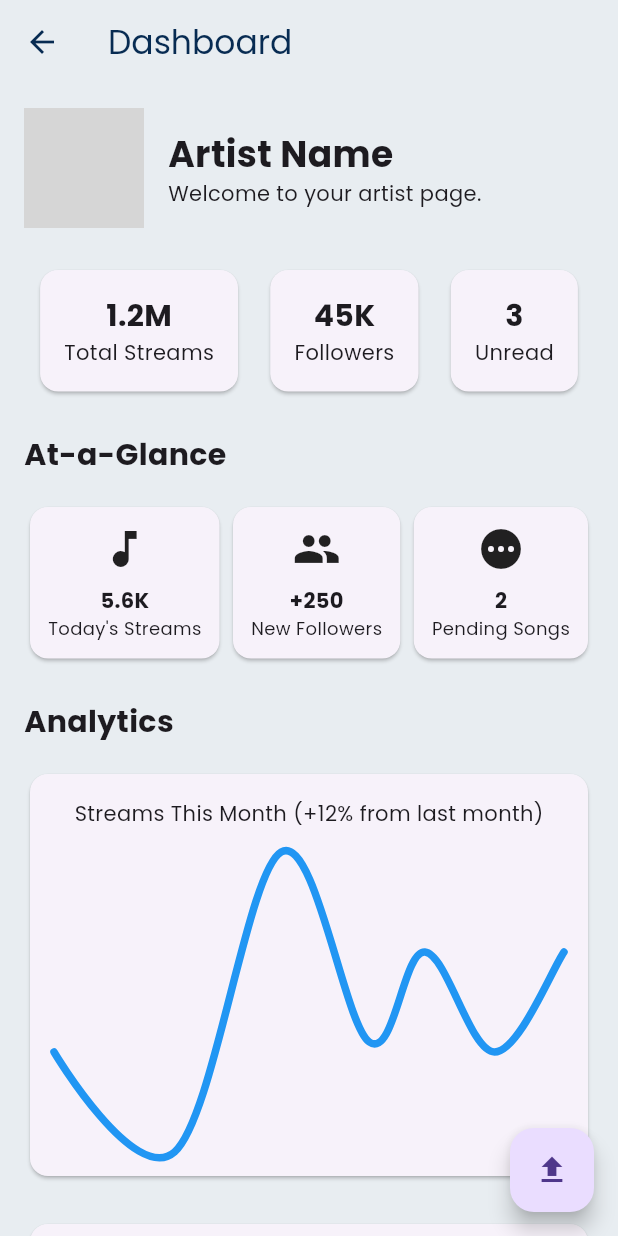
After one commit to NguyenTrungHieu1534/DACN_Flutter, a Flutter app: the ArtistDashboardScreen screen opened directly, on a phone screen of 412 x 824 dp. The commit adds this screen. Run offline on Flutter 3.47's test engine with Material 3 defaults, Android fonts, the phone set to English and light mode, and no system bars; drawn by our look-alikes of fl_chart; our stand-ins replace audio_service, connectivity_plus, firebase_core, firebase_messaging, google_fonts, image_picker and 10 more; missing offline and left inert: audio_session; accounts and stored records are empty; network calls fail; grey boxes are pictures that could not be loaded.

Commit message:
Add artist dashboard screen and enhance socket event handling

```diff
--- /dev/null
+++ b/DACN/lib/screens/dashboard_artist_screen.dart
@@ -0,0 +1,283 @@
+import 'package:flutter/material.dart';
+import 'package:fl_chart/fl_chart.dart';
+
+class ArtistDashboardScreen extends StatelessWidget {
+  const ArtistDashboardScreen({super.key});
+
+  @override
+  Widget build(BuildContext context) {
+    return Scaffold(
+      appBar: AppBar(
+        title: const Text('Dashboard'),
+      ),
+      body: SingleChildScrollView(
+        padding: const EdgeInsets.all(16.0),
+        child: Column(
+          crossAxisAlignment: CrossAxisAlignment.start,
+          children: [
+            _buildArtistHeader(),
+            const SizedBox(height: 24),
+            _buildQuickStats(),
+            const SizedBox(height: 24),
+            _buildKpiSection(),
+            const SizedBox(height: 24),
+            _buildChartsAndAnalysis(),
+            const SizedBox(height: 24),
+            _buildContentManagement(),
+          ],
+        ),
+      ),
+      floatingActionButton: FloatingActionButton(
+        onPressed: () {
+        },
+        child: const Icon(Icons.upload),
+      ),
+    );
+  }
+
+  Widget _buildArtistHeader() {
+    return const Row(
+      children: [
+        CircleAvatar(
+          radius: 40,
+          backgroundImage: NetworkImage('https://via.placeholder.com/150'),
+        ),
+        SizedBox(width: 16),
+        Column(
+          crossAxisAlignment: CrossAxisAlignment.start,
+          children: [
+            Text(
+              'Artist Name',
+              style: TextStyle(fontSize: 24, fontWeight: FontWeight.bold),
+            ),
+            Text('Welcome to your artist page.'),
+          ],
+        ),
+      ],
+    );
+  }
+
+  Widget _buildQuickStats() {
+    return const Row(
+      mainAxisAlignment: MainAxisAlignment.spaceAround,
+      children: [
+        _StatCard(label: 'Total Streams', value: '1.2M'),
+        _StatCard(label: 'Followers', value: '45K'),
+        _StatCard(label: 'Unread', value: '3'),
+      ],
+    );
+  }
+
+  Widget _buildKpiSection() {
+    return const Column(
+      crossAxisAlignment: CrossAxisAlignment.start,
+      children: [
+        Text('At-a-Glance', style: TextStyle(fontSize: 20, fontWeight: FontWeight.bold)),
+        SizedBox(height: 16),
+        Row(
+          mainAxisAlignment: MainAxisAlignment.spaceBetween,
+          children: [
+            _KpiCard(icon: Icons.music_note, label: "Today's Streams", value: '5.6K'),
+            _KpiCard(icon: Icons.people, label: 'New Followers', value: '+250'),
+            _KpiCard(icon: Icons.pending, label: 'Pending Songs', value: '2'),
+          ],
+        ),
+      ],
+    );
+  }
+
+  Widget _buildChartsAndAnalysis() {
+    return Column(
+      crossAxisAlignment: CrossAxisAlignment.start,
+      children: [
+        const Text('Analytics', style: TextStyle(fontSize: 20, fontWeight: FontWeight.bold)),
+        const SizedBox(height: 16),
+        _buildLineChart(),
+        const SizedBox(height: 24),
+        _buildTopSongs(),
+        const SizedBox(height: 24),
+        _buildGeoDistribution(),
+      ],
+    );
+  }
+
+  Widget _buildLineChart() {
+    return Card(
+      child: Padding(
+        padding: const EdgeInsets.all(16.0),
+        child: Column(
+          children: [
+            const Text('Streams This Month (+12% from last month)'),
+            const SizedBox(height: 16),
+            SizedBox(
+              height: 200,
+              child: LineChart(
+                LineChartData(
+                  gridData: const FlGridData(show: false),
+                  titlesData: const FlTitlesData(show: false),
+                  borderData: FlBorderData(show: false),
+                  lineBarsData: [
+                    LineChartBarData(
+                      spots: const [
+                        FlSpot(0, 3),
+                        FlSpot(2.6, 2),
+                        FlSpot(4.9, 5),
+                        FlSpot(6.8, 3.1),
+                        FlSpot(8, 4),
+                        FlSpot(9.5, 3),
+                        FlSpot(11, 4),
+                      ],
+                      isCurved: true,
+                      color: Colors.blue,
+                      barWidth: 5,
+                      isStrokeCapRound: true,
+                      dotData: const FlDotData(show: false),
+                      belowBarData: BarAreaData(show: false),
+                    ),
+                  ],
+                ),
+              ),
+            ),
+          ],
+        ),
+      ),
+    );
+  }
+
+  Widget _buildTopSongs() {
+    return Card(
+      child: Padding(
+        padding: const EdgeInsets.all(16.0),
+        child: Column(
+          crossAxisAlignment: CrossAxisAlignment.start,
+          children: [
+            const Text('Top 5 Songs'),
+            const SizedBox(height: 8),
+            ...List.generate(5, (index) => _SongListItem(index: index)),
+          ],
+        ),
+      ),
+    );
+  }
+
+  Widget _buildGeoDistribution() {
+    return const Card(
+      child: Padding(
+        padding: EdgeInsets.all(16.0),
+        child: Column(
+          children: [
+            Text('Listeners by Region'),
+            SizedBox(height: 16),
+            // Placeholder for map or pie chart
+            Icon(Icons.map, size: 100, color: Colors.grey),
+          ],
+        ),
+      ),
+    );
+  }
+
+  Widget _buildContentManagement() {
+    return Column(
+      crossAxisAlignment: CrossAxisAlignment.start,
+      children: [
+        const Text('Content Management', style: TextStyle(fontSize: 20, fontWeight: FontWeight.bold)),
+        const SizedBox(height: 16),
+        Card(
+          child: Column(
+            children: [
+              const Padding(
+                padding: EdgeInsets.all(8.0),
+                child: TextField(
+                  decoration: InputDecoration(
+                    hintText: 'Search songs...',
+                    prefixIcon: Icon(Icons.search),
+                    border: OutlineInputBorder(),
+                  ),
+                ),
+              ),
+              ...List.generate(3, (index) => _UploadedSongItem(index: index)),
+            ],
+          ),
+        ),
+      ],
+    );
+  }
+}
+
+class _StatCard extends StatelessWidget {
+  final String label;
+  final String value;
+
+  const _StatCard({required this.label, required this.value});
+
+  @override
+  Widget build(BuildContext context) {
+    return Card(
+      child: Padding(
+        padding: const EdgeInsets.all(16.0),
+        child: Column(
+          children: [
+            Text(value, style: const TextStyle(fontSize: 20, fontWeight: FontWeight.bold)),
+            Text(label),
+          ],
+        ),
+      ),
+    );
+  }
+}
+
+class _KpiCard extends StatelessWidget {
+  final IconData icon;
+  final String label;
+  final String value;
+
+  const _KpiCard({required this.icon, required this.label, required this.value});
+
+  @override
+  Widget build(BuildContext context) {
+    return Card(
+      child: Padding(
+        padding: const EdgeInsets.all(12.0),
+        child: Column(
+          children: [
+            Icon(icon, size: 32),
+            const SizedBox(height: 8),
+            Text(value, style: const TextStyle(fontWeight: FontWeight.bold)),
+            Text(label, style: const TextStyle(fontSize: 12)),
+          ],
+        ),
+      ),
+    );
+  }
+}
+
+class _SongListItem extends StatelessWidget {
+  final int index;
+
+  const _SongListItem({required this.index});
+
+  @override
+  Widget build(BuildContext context) {
+    return ListTile(
+      leading: const Icon(Icons.music_video),
+      title: Text('Song Title ${index + 1}'),
+      trailing: Text('${100 - index * 10}K plays'),
+    );
+  }
+}
+
+class _UploadedSongItem extends StatelessWidget {
+  final int index;
+  final statuses = ['Published', 'Pending', 'Rejected'];
+
+  _UploadedSongItem({required this.index});
+
+  @override
+  Widget build(BuildContext context) {
+    return ListTile(
+      title: Text('Uploaded Song ${index + 1}'),
+      subtitle: Text(statuses[index % statuses.length]),
+      trailing: const Text('1.2K plays'),
+    );
+  }
+}
--- a/DACN/pubspec.yaml
+++ b/DACN/pubspec.yaml
@@ -34,6 +34,7 @@ dependencies:
   socket_io_client: ^3.1.2
   firebase_messaging: ^16.0.4
   timeago: ^3.7.1
+  fl_chart: ^0.68.0
 dev_dependencies:
   flutter_test:
     sdk: flutter
```
Also changed, not shown: DACN/lib/screens/setting_screen.dart (+13 -1 lines), DACN/lib/screens/user_screen.dart (+8 -6 lines), DACN/lib/services/socket_service.dart (+64 -0 lines), DACN/pubspec.lock.
